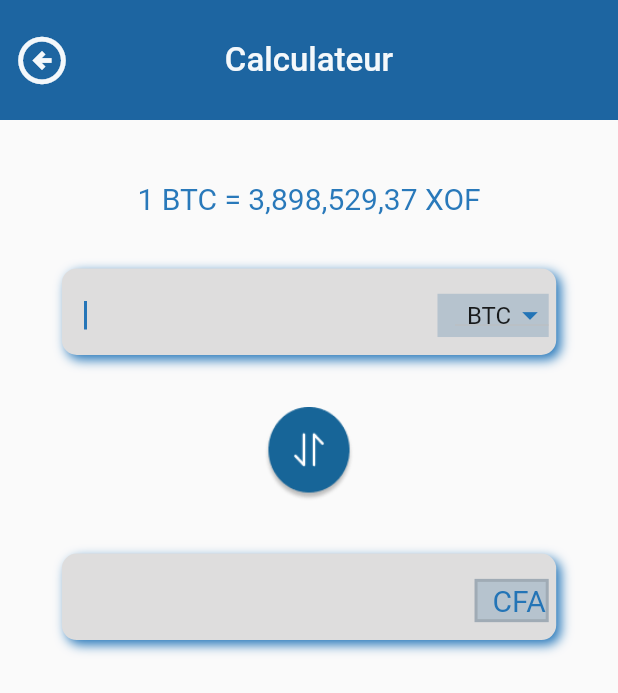
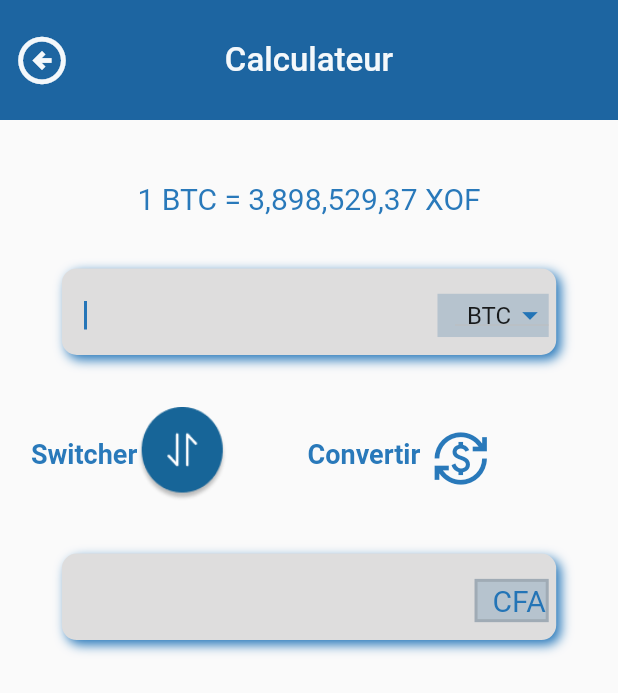
Before and after one commit to Gueyemhd/EasyBit, a Flutter app: the screen it shows after launch, on a phone screen of 412 x 824 dp. Shown: the top 693 px of the screen. Run offline on Flutter 3.47's test engine with Material 2 defaults, Android fonts, the phone set to English and light mode, and no system bars; missing offline and left inert: dart:ffi.

Commit message:
link back and front for calculaor

```diff
--- a/frontend/easybit/lib/models/user_model.dart
+++ b/frontend/easybit/lib/models/user_model.dart
@@ -1,3 +1,5 @@
+import 'dart:ffi';
+
 class User {
   int? id;
   String? firstname;
@@ -17,3 +19,11 @@ class User {
     this.confirmPassword,
   });
 }
+
+class Convert {
+  Float? coin_amount; // montant du bitcoin à entrer pour la conversion
+  String? price; //montant en xof ou btc à afficher
+  Float? currency_amount; //montant en cfa à fournir
+
+  Convert(String s, {this.coin_amount, this.price, this.currency_amount});
+}
--- a/frontend/easybit/lib/screens/widgets/calculator/calculatorBTCtoXOF.body.dart
+++ b/frontend/easybit/lib/screens/widgets/calculator/calculatorBTCtoXOF.body.dart
@@ -1,4 +1,6 @@
-import 'package:easybit/screens/pages/calculatorXOFtoBTC.dart';
+import 'package:easybit/models/user_model.dart';
+import 'package:easybit/screens/pages/transfertBitoins.dart';
+import 'package:easybit/services/convert_service.dart';
 import 'package:easybit/shared/constants.dart';
 import 'package:flutter/material.dart';
 import 'package:flutter/services.dart';
@@ -20,6 +22,11 @@ class _BTCtoXOFState extends State<BTCtoXOF> {
     '  SAT',
   ];
   bool swapTextformfield = false;
+
+  final _formKey = GlobalKey<FormState>();
+
+  final btcController = TextEditingController();
+  final xofController = TextEditingController();
 
   @override
   Widget build(BuildContext context) {
@@ -47,15 +54,23 @@ class _BTCtoXOFState extends State<BTCtoXOF> {
                     inputFormatters: <TextInputFormatter>[
                       FilteringTextInputFormatter.digitsOnly
                     ],
-                      autofocus:
-                          true, //make phone keyboard appear automatically
+                    autofocus: true, //make phone keyboard appear automatically
                     style: const TextStyle(
                       color: Colors.black87,
                     ),
                     decoration: const InputDecoration(
                       border: InputBorder.none,
                       contentPadding: EdgeInsets.fromLTRB(15, 5, 0, 0),
-                      )),
+                    ),
+                    controller: btcController,
+                    // The validator receives the text that the user has entered.
+                    validator: (value) {
+                      if (value == null || value.isEmpty) {
+                        return 'Veuillez entrer le montant en btc';
+                      }
+                      return null;
+                    },
+                  ),
                 ),
                 Padding(
                   padding: const EdgeInsets.fromLTRB(0, 5, 5, 0),
@@ -129,7 +144,16 @@ class _BTCtoXOFState extends State<BTCtoXOF> {
                     decoration: const InputDecoration(
                       border: InputBorder.none,
                       contentPadding: EdgeInsets.fromLTRB(15, 5, 0, 0),
-                      )),
+                    ),
+                    controller: xofController,
+                    // The validator receives the text that the user has entered.
+                    validator: (value) {
+                      if (value == null || value.isEmpty) {
+                        return 'Veuillez entrer le montant en xof';
+                      }
+                      return null;
+                    },
+                  ),
                 ),
                 Padding(
                   padding: const EdgeInsets.fromLTRB(0, 5, 5, 0),
@@ -152,13 +176,81 @@ class _BTCtoXOFState extends State<BTCtoXOF> {
       ]);
     }
 
+    Widget swapconvertBtn() {
+      return Row(
+        children: [
+          const Text(
+            'Switcher',
+            style: TextStyle(
+                color: bluelogo, fontSize: 18, fontWeight: FontWeight.bold),
+          ),
+          GestureDetector(
+            onTap: () {
+              setState(() {
+                swapTextformfield = true;
+              });
+            },
+            child: const Image(
+              image: AssetImage("images/arrow_swap.png"),
+              fit: BoxFit.cover,
+              width: 60,
+            ),
+          ),
+          SizedBox(
+            width: MediaQuery.of(context).size.width * 0.13,
+          ),
+          const Text(
+            'Convertir',
+            style: TextStyle(
+                color: bluelogo, fontSize: 18, fontWeight: FontWeight.bold),
+          ),
+          IconButton(
+            icon: const Icon(
+              Icons.currency_exchange,
+              color: bluelogo,
+              size: 38,
+            ),
+            tooltip: 'Convertir',
+            onPressed: () async {
+              TextEditingValue coin_amount;
+              Convert convert = Convert(
+                (coin_amount = btcController.value) as String,
+              );
+              // Validate returns true if the form is valid, or false otherwise.
+              if (_formKey.currentState!.validate()) {
+                // If the form is valid, display a snackbar.
+                Map response = await ConvertService().convertBTCtoXOF(convert);
+                if (response['error'] == false) {
+                  Navigator.of(context).push(MaterialPageRoute(
+                      builder: (context) => TransfertBitcoins()));
+                } else {
+                  ScaffoldMessenger.of(context).showSnackBar(
+                    SnackBar(
+                        backgroundColor: Colors.white,
+                        content: Text(
+                          style: const TextStyle(
+                              color: Colors.red, fontSize: 15.0),
+                          "${response['error_message']}",
+                        )),
+                  );
+                }
+              }
+            },
+          ),
+        ],
+      );
+    }
+
     return SingleChildScrollView(
       physics: const AlwaysScrollableScrollPhysics(),
       padding: EdgeInsets.symmetric(
           horizontal: MediaQuery.of(context).size.width / 20,
           vertical: MediaQuery.of(context).size.height / 20),
-      child:
-          Column(mainAxisAlignment: MainAxisAlignment.start, children: <Widget>[
+      child: Form(
+        key: _formKey,
+        child: Column(
+            mainAxisAlignment: MainAxisAlignment.start,
+            children: <Widget>[
               const Text(
                 "1 BTC = 3,898,529,37 XOF",
                 style: TextStyle(
@@ -174,23 +266,13 @@ class _BTCtoXOFState extends State<BTCtoXOF> {
               SizedBox(
                 height: MediaQuery.of(context).size.height * 0.03,
               ),
-        GestureDetector(
-          onTap: () {
-            setState(() {
-              swapTextformfield = true;
-            });
-          },
-          child: const Image(
-            image: AssetImage("images/arrow_swap.png"),
-            fit: BoxFit.cover,
-            width: 60,
-          ),
-        ),
+              swapconvertBtn(),
               SizedBox(
                 height: MediaQuery.of(context).size.height * 0.03,
               ),
               swapTextformfield ? btcField() : xofField(),
             ]),
+      ),
     );
   }
 }
--- a/frontend/easybit/lib/screens/widgets/registration/next.dart
+++ b/frontend/easybit/lib/screens/widgets/registration/next.dart
@@ -1,6 +1,6 @@
 import 'package:easybit/models/user_model.dart';
 import 'package:easybit/screens/pages/registrationpage.dart';
-import 'package:easybit/services/user_service.dart';
+import 'package:easybit/services/convert_service.dart';
 import 'package:easybit/shared/constants.dart';
 import 'package:flutter/material.dart';
 import 'package:http/http.dart' as http;
@@ -286,7 +286,7 @@ class _NextState extends State<Next> {
                   );
 
                   // calling registration function from service to send request
-                  UserService().registration(user);
+                  //   UserService().registration(user);
                 },
                 child: const Text(
                   "S'inscrire",
--- a/frontend/easybit/lib/screens/widgets/registration/registration.body.dart
+++ b/frontend/easybit/lib/screens/widgets/registration/registration.body.dart
@@ -59,6 +59,7 @@ class _RegistrationBodyState extends State<RegistrationBody> {
                 border: Border.all(color: bluelogo, width: 3)),
             height: 60,
             child: TextFormField(
+              cursorColor: bluelogo,
               controller: firstNameController,
               // The validator receives the text that the user has entered.
               validator: (value) {
@@ -104,6 +105,7 @@ class _RegistrationBodyState extends State<RegistrationBody> {
                 border: Border.all(color: bluelogo, width: 3)),
             height: 60,
             child: TextFormField(
+              cursorColor: bluelogo,
               controller: lastNameController,
               // The validator receives the text that the user has entered.
               validator: (value) {
@@ -149,6 +151,7 @@ class _RegistrationBodyState extends State<RegistrationBody> {
                 border: Border.all(color: bluelogo, width: 3)),
             height: 60,
             child: TextFormField(
+              cursorColor: bluelogo,
               keyboardType: TextInputType.text,
               controller: usernameController,
               // The validator receives the text that the user has entered.
--- a/frontend/easybit/lib/shared/constants.dart
+++ b/frontend/easybit/lib/shared/constants.dart
@@ -8,4 +8,4 @@ const transfertcolor = Color.fromARGB(255, 60, 88, 59);
 const calculatorDropdownColor = Color.fromARGB(177, 165, 183, 199);
 const transfertDropdownColor = Color.fromARGB(255, 178, 215, 178);
 const containerTexfieldColor = Color.fromARGB(255, 222, 221, 221);
-const disableTrsftButton = Color.fromARGB(154, 255, 255, 255);
+const disableTrsftButton = Colors.grey;
```
Also changed, not shown: frontend/easybit/lib/screens/widgets/login/login.body.dart (+4 -4 lines), frontend/easybit/lib/screens/widgets/transfertBTC/transfertBitcoins.body.dart (+4 -4 lines), frontend/easybit/lib/services/convert_service.dart (added, +48 -0 lines), frontend/easybit/lib/services/user_service.dart (deleted, +0 -57 lines). Lines whose indentation alone changed are shown as unchanged.
